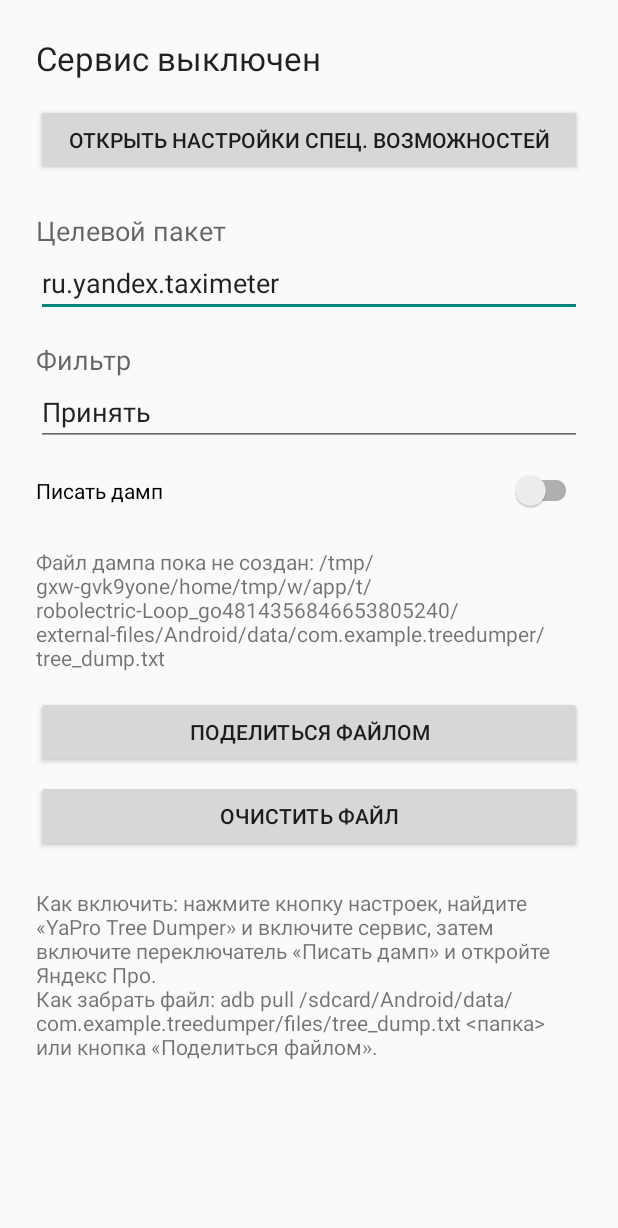
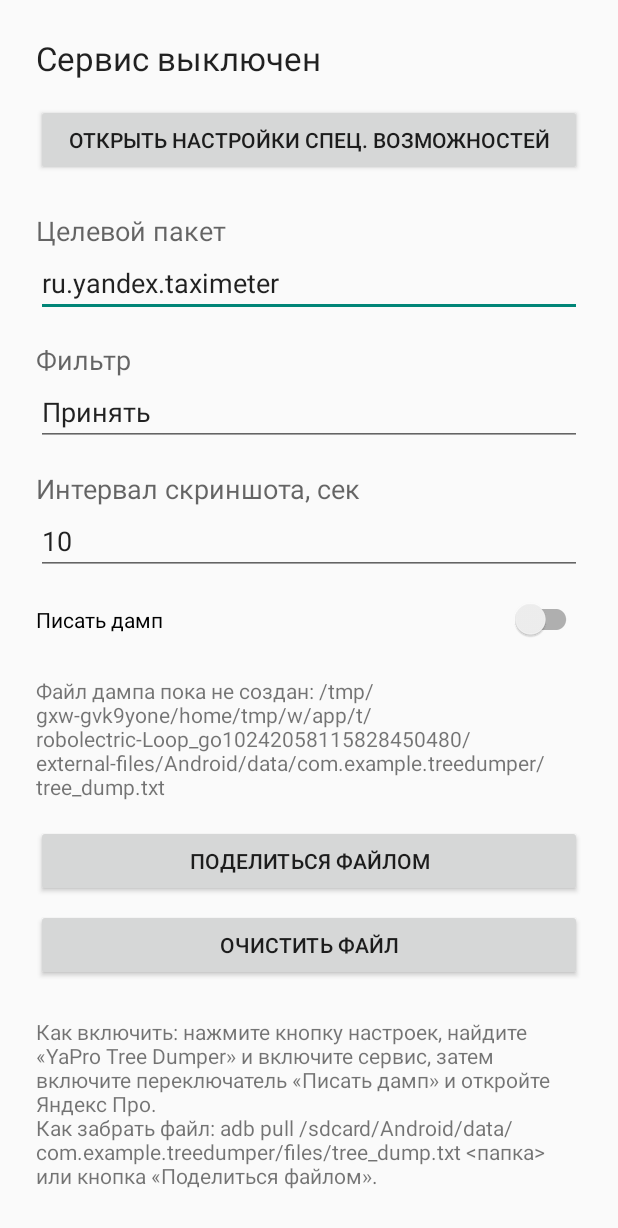
Before and after one commit to vsh147/ifsee, an Android app: the screen it shows after launch (MainActivity), on a phone screen of 412 x 824 dp. Shown: the top 1228 px of the screen. Run offline under Robolectric (Android 15) with nearby library versions, the phone set to English and light mode, and no system bars.

Commit message:
Capture throttled screenshots on filter-matching events

```diff
--- a/app/src/main/java/com/example/treedumper/MainActivity.kt
+++ b/app/src/main/java/com/example/treedumper/MainActivity.kt
@@ -33,6 +33,14 @@ class MainActivity : AppCompatActivity() {
         binding.filterEdit.setText(prefs.logFilter)
         binding.filterEdit.doAfterTextChanged { text ->
             prefs.logFilter = text?.toString()?.trim().orEmpty()
+        }
+
+        binding.screenshotIntervalEdit.setText(prefs.screenshotIntervalSeconds.toString())
+        binding.screenshotIntervalEdit.doAfterTextChanged { text ->
+            val seconds = text?.toString()?.trim()?.toIntOrNull()
+            if (seconds != null && seconds > 0) {
+                prefs.screenshotIntervalSeconds = seconds
+            }
         }
 
         binding.dumpSwitch.isChecked = prefs.dumpEnabled
--- a/app/src/main/java/com/example/treedumper/Prefs.kt
+++ b/app/src/main/java/com/example/treedumper/Prefs.kt
@@ -24,12 +24,20 @@ class Prefs(context: Context) {
             prefs.edit().putString(KEY_LOG_FILTER, value).apply()
         }
 
+    var screenshotIntervalSeconds: Int
+        get() = prefs.getInt(KEY_SCREENSHOT_INTERVAL_SECONDS, DEFAULT_SCREENSHOT_INTERVAL_SECONDS)
+        set(value) {
+            prefs.edit().putInt(KEY_SCREENSHOT_INTERVAL_SECONDS, value.coerceAtLeast(1)).apply()
+        }
+
     private companion object {
         const val PREFS_NAME = "treedumper_prefs"
         const val KEY_TARGET_PACKAGE = "target_package"
         const val KEY_DUMP_ENABLED = "dump_enabled"
         const val KEY_LOG_FILTER = "log_filter"
+        const val KEY_SCREENSHOT_INTERVAL_SECONDS = "screenshot_interval_seconds"
         const val DEFAULT_TARGET_PACKAGE = "ru.yandex.taximeter"
         const val DEFAULT_LOG_FILTER = "Принять"
+        const val DEFAULT_SCREENSHOT_INTERVAL_SECONDS = 10
     }
 }
--- a/app/src/main/res/layout/activity_main.xml
+++ b/app/src/main/res/layout/activity_main.xml
@@ -55,6 +55,22 @@
             android:inputType="text"
             android:singleLine="true" />
 
+        <TextView
+            android:layout_width="match_parent"
+            android:layout_height="wrap_content"
+            android:layout_marginTop="16dp"
+            android:text="@string/screenshot_interval_label"
+            android:textAppearance="@style/TextAppearance.AppCompat.Medium" />
+
+        <EditText
+            android:id="@+id/screenshotIntervalEdit"
+            android:layout_width="match_parent"
+            android:layout_height="wrap_content"
+            android:hint="@string/screenshot_interval_hint"
+            android:imeOptions="actionDone"
+            android:inputType="number"
+            android:singleLine="true" />
+
         <androidx.appcompat.widget.SwitchCompat
             android:id="@+id/dumpSwitch"
             android:layout_width="match_parent"
--- a/app/src/main/res/values/strings.xml
+++ b/app/src/main/res/values/strings.xml
@@ -10,6 +10,8 @@
     <string name="target_package_label">Целевой пакет</string>
     <string name="filter_label">Фильтр</string>
     <string name="filter_hint">Принять</string>
+    <string name="screenshot_interval_label">Интервал скриншота, сек</string>
+    <string name="screenshot_interval_hint">10</string>
     <string name="dump_enabled">Писать дамп</string>
 
     <string name="file_info">Файл дампа: %1$s (%2$s)</string>
--- a/app/src/main/res/xml/accessibility_config.xml
+++ b/app/src/main/res/xml/accessibility_config.xml
@@ -4,5 +4,6 @@
     android:accessibilityFlags="flagRetrieveInteractiveWindows|flagReportViewIds|flagIncludeNotImportantViews"
     android:accessibilityFeedbackType="feedbackGeneric"
     android:canRetrieveWindowContent="true"
+    android:canTakeScreenshot="true"
     android:description="@string/accessibility_description"
     android:notificationTimeout="100" />
```
Also changed, not shown: app/src/main/java/com/example/treedumper/DumpService.kt (+46 -0 lines), app/src/main/java/com/example/treedumper/DumpWriter.kt (+33 -0 lines), 1 other file.
